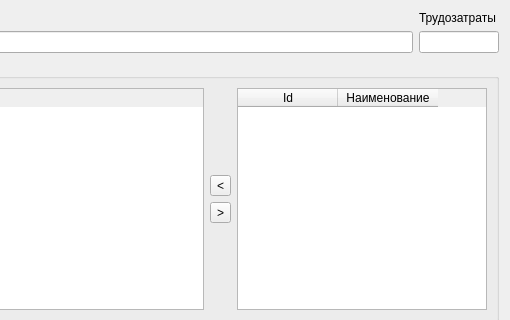
Old version of the form normativeform.ui in the repository Balyaev-D-A/MFDB; both pictures show x 523 to 1033 and y 0 to 320 of the 1033 by 630 pixel window.
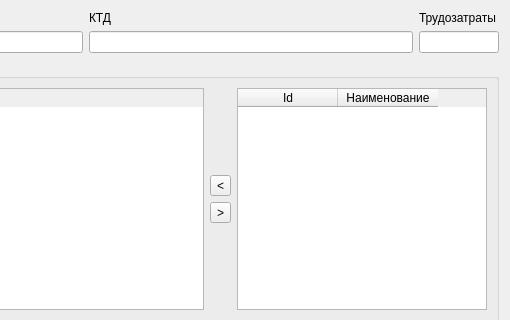
New version of the form. Custom widgets are drawn as their Qt base class.

Diff of the .ui file:
```diff
--- a/normativeform.ui
+++ b/normativeform.ui
@@ -13,7 +13,7 @@
   <property name="windowTitle">
    <string>Нормативы</string>
   </property>
-  <layout class="QVBoxLayout" name="verticalLayout_6">
+  <layout class="QVBoxLayout" name="verticalLayout_7">
    <item>
     <layout class="QHBoxLayout" name="horizontalLayout">
      <item>
@@ -79,6 +79,20 @@
        </item>
       </layout>
      </item>
+     <item>
+      <layout class="QVBoxLayout" name="verticalLayout_6">
+       <item>
+        <widget class="QLabel" name="label_5">
+         <property name="text">
+          <string>КТД</string>
+         </property>
+        </widget>
+       </item>
+       <item>
+        <widget class="QLineEdit" name="ktdEdit"/>
+       </item>
+      </layout>
+     </item>
      <item>
       <layout class="QVBoxLayout" name="verticalLayout_3">
        <property name="sizeConstraint">
```
